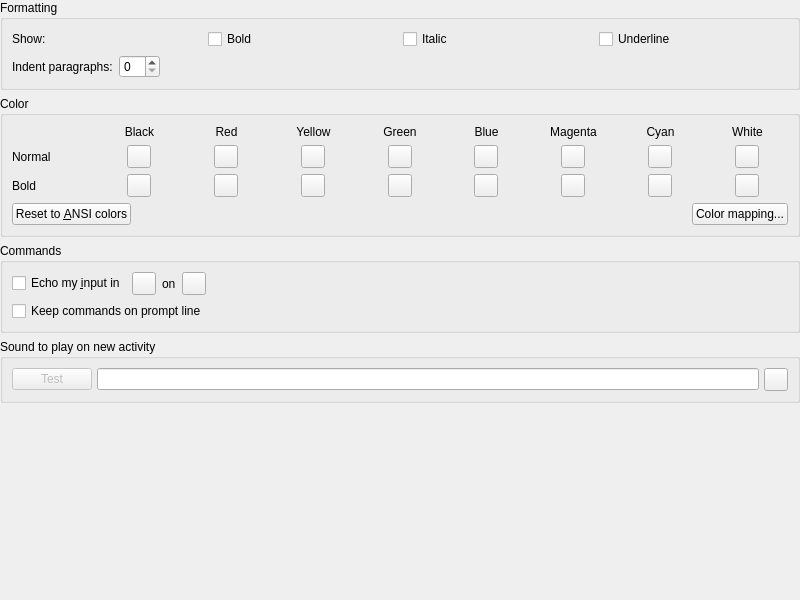
Qt form smushclient-qt/cpp/ui/worlddetails/output.ui (jnbooth/smushclient) before a commit.
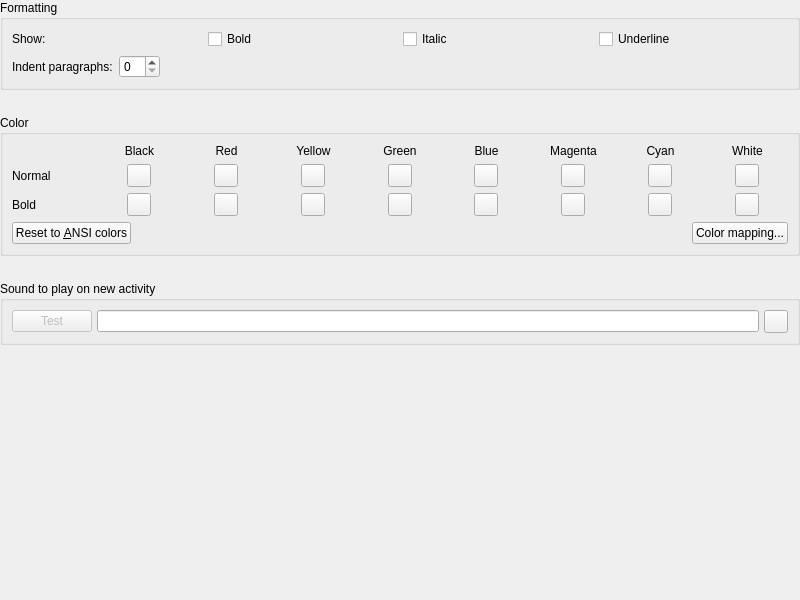
The same form after that commit. Icons and pictures are not drawn. Custom widgets are drawn as their Qt base class.

```diff
--- a/smushclient-qt/cpp/ui/worlddetails/output.ui
+++ b/smushclient-qt/cpp/ui/worlddetails/output.ui
@@ -14,6 +14,9 @@
    <string>Color</string>
   </property>
   <layout class="QVBoxLayout" name="verticalLayout_2">
+   <property name="spacing">
+    <number>25</number>
+   </property>
    <property name="leftMargin">
     <number>0</number>
    </property>
@@ -582,73 +585,6 @@
      </layout>
     </widget>
    </item>
-   <item>
-    <widget class="QGroupBox" name="_output_window">
-     <property name="title">
-      <string>Commands</string>
-     </property>
-     <layout class="QVBoxLayout" name="verticalLayout">
-      <item>
-       <layout class="QHBoxLayout" name="horizontalLayout_4">
-        <item>
-         <widget class="QCheckBox" name="DisplayMyInput">
-          <property name="text">
-           <string>Echo my &amp;input in</string>
-          </property>
-         </widget>
-        </item>
-        <item>
-         <widget class="ColorPickerButton" name="EchoColour">
-          <property name="baseSize">
-           <size>
-            <width>20</width>
-            <height>20</height>
-           </size>
-          </property>
-         </widget>
-        </item>
-        <item>
-         <widget class="QLabel" name="EchoBackgroundColour_label">
-          <property name="text">
-           <string>on</string>
-          </property>
-         </widget>
-        </item>
-        <item>
-         <widget class="ColorPickerButton" name="EchoBackgroundColour">
-          <property name="baseSize">
-           <size>
-            <width>20</width>
-            <height>20</height>
-           </size>
-          </property>
-         </widget>
-        </item>
-        <item>
-         <spacer name="horizontalSpacer">
-          <property name="orientation">
-           <enum>Qt::Orientation::Horizontal</enum>
-          </property>
-          <property name="sizeHint" stdset="0">
-           <size>
-            <width>40</width>
-            <height>20</height>
-           </size>
-          </property>
-         </spacer>
-        </item>
-       </layout>
-      </item>
-      <item>
-       <widget class="QCheckBox" name="KeepCommandsOnSameLine">
-        <property name="text">
-         <string>Keep commands on prompt line</string>
-        </property>
-       </widget>
-      </item>
-     </layout>
-    </widget>
-   </item>
    <item>
     <widget class="QGroupBox" name="_new_activity">
      <property name="sizePolicy">
```
Left out of the diff: 19 changed lines with no effect on the pictures.
